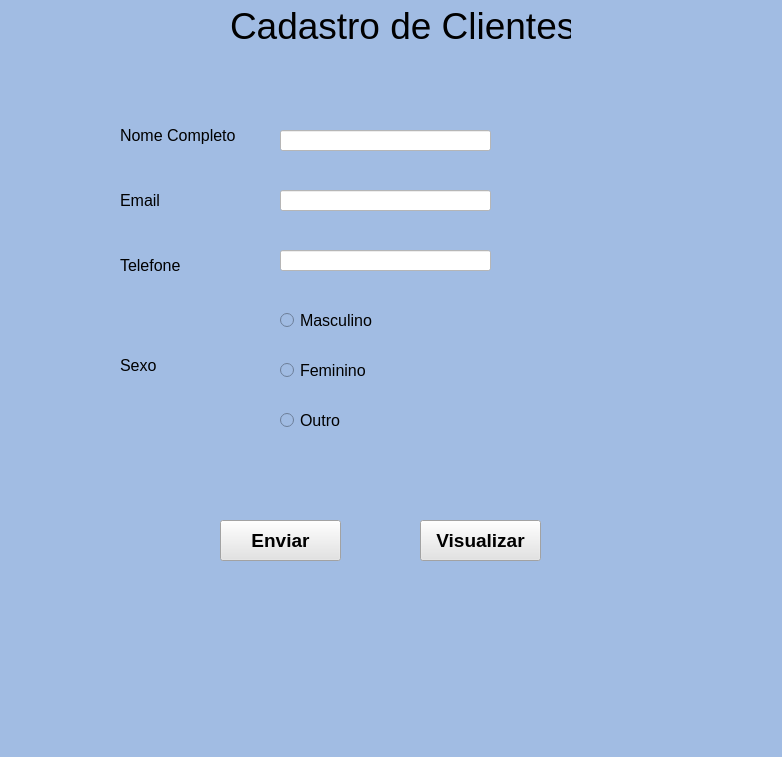
Above: SYSTEM CONTROL/PrototipoCadastroCliente.ui from victorkok/OPE-Oficina-Mecanica before the change. Below: the same form after it.
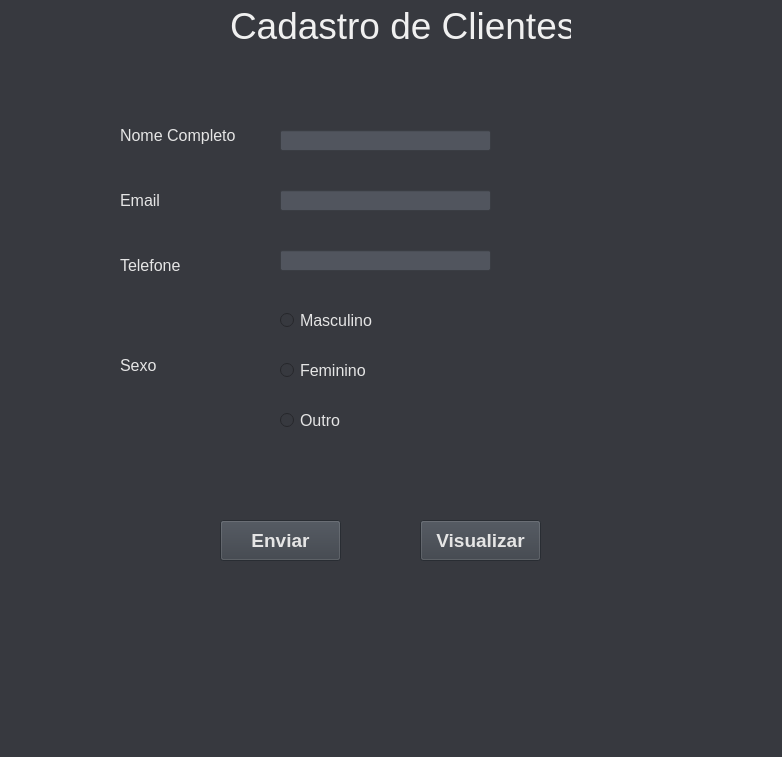
That is the form after the change.

Diff of the .ui file:
```diff
--- a/SYSTEM CONTROL/PrototipoCadastroCliente.ui
+++ b/SYSTEM CONTROL/PrototipoCadastroCliente.ui
@@ -13,8 +13,13 @@
   <property name="windowTitle">
    <string>MainWindow</string>
   </property>
+  <property name="autoFillBackground">
+   <bool>false</bool>
+  </property>
   <property name="styleSheet">
-   <string notr="true">background-color : rgb(161, 188, 227)</string>
+   <string notr="true">background-color : rgb(55, 57, 63);
+color: rgb(229, 229, 229);
+</string>
   </property>
   <widget class="QWidget" name="centralwidget">
    <widget class="QLabel" name="label">
@@ -31,6 +36,9 @@
       <pointsize>28</pointsize>
      </font>
     </property>
+    <property name="styleSheet">
+     <string notr="true">color : rgb(240, 240, 240);</string>
+    </property>
     <property name="text">
      <string>Cadastro de Clientes</string>
     </property>
@@ -49,6 +57,9 @@
       <pointsize>12</pointsize>
      </font>
     </property>
+    <property name="styleSheet">
+     <string notr="true">color: rgb(229, 229, 229)</string>
+    </property>
     <property name="text">
      <string>Nome Completo</string>
     </property>
@@ -67,6 +78,9 @@
       <pointsize>12</pointsize>
      </font>
     </property>
+    <property name="styleSheet">
+     <string notr="true">color: rgb(229, 229, 229)</string>
+    </property>
     <property name="text">
      <string>Email</string>
     </property>
@@ -85,6 +99,9 @@
       <pointsize>12</pointsize>
      </font>
     </property>
+    <property name="styleSheet">
+     <string notr="true">color: rgb(229, 229, 229)</string>
+    </property>
     <property name="text">
      <string>Telefone</string>
     </property>
@@ -104,7 +121,7 @@
      </font>
     </property>
     <property name="styleSheet">
-     <string notr="true">background-color: rgb(255, 255, 255);</string>
+     <string notr="true">background-color: rgb(81, 85, 94);</string>
     </property>
    </widget>
    <widget class="QLineEdit" name="lineEdit_2">
@@ -122,7 +139,7 @@
      </font>
     </property>
     <property name="styleSheet">
-     <string notr="true">background-color: rgb(255, 255, 255);</string>
+     <string notr="true">background-color: rgb(81, 85, 94);</string>
     </property>
    </widget>
    <widget class="QLineEdit" name="lineEdit_3">
@@ -140,7 +157,7 @@
      </font>
     </property>
     <property name="styleSheet">
-     <string notr="true">background-color: rgb(255, 255, 255);</string>
+     <string notr="true">background-color: rgb(81, 85, 94);</string>
     </property>
    </widget>
    <widget class="QLabel" name="label_5">
@@ -157,6 +174,12 @@
       <pointsize>12</pointsize>
      </font>
     </property>
+    <property name="autoFillBackground">
+     <bool>false</bool>
+    </property>
+    <property name="styleSheet">
+     <string notr="true">color: rgb(229, 229, 229)</string>
+    </property>
     <property name="text">
      <string>Sexo</string>
     </property>
@@ -175,6 +198,9 @@
       <pointsize>12</pointsize>
      </font>
     </property>
+    <property name="styleSheet">
+     <string notr="true">color: rgb(229, 229, 229)</string>
+    </property>
     <property name="text">
      <string>Feminino</string>
     </property>
@@ -193,6 +219,9 @@
       <pointsize>12</pointsize>
      </font>
     </property>
+    <property name="styleSheet">
+     <string notr="true">color: rgb(229, 229, 229)</string>
+    </property>
     <property name="text">
      <string>Masculino</string>
     </property>
@@ -211,6 +240,9 @@
       <pointsize>12</pointsize>
      </font>
     </property>
+    <property name="styleSheet">
+     <string notr="true">color: rgb(229, 229, 229)</string>
+    </property>
     <property name="text">
      <string>Outro</string>
     </property>
@@ -232,7 +264,8 @@
      </font>
     </property>
     <property name="styleSheet">
-     <string notr="true">background-color: rgb(227, 227, 227);</string>
+     <string notr="true">background-color: rgb(58, 63, 71);
+color: rgb(229, 229, 229);</string>
     </property>
     <property name="text">
      <string>Enviar</string>
@@ -255,7 +288,8 @@
      </font>
     </property>
     <property name="styleSheet">
-     <string notr="true">background-color: rgb(227, 227, 227);</string>
+     <string notr="true">background-color: rgb(58, 63, 71);
+color: rgb(229, 229, 229);</string>
     </property>
     <property name="text">
      <string>Visualizar</string>
```
Left out of the diff: 174 changed lines with no effect on the pictures.
